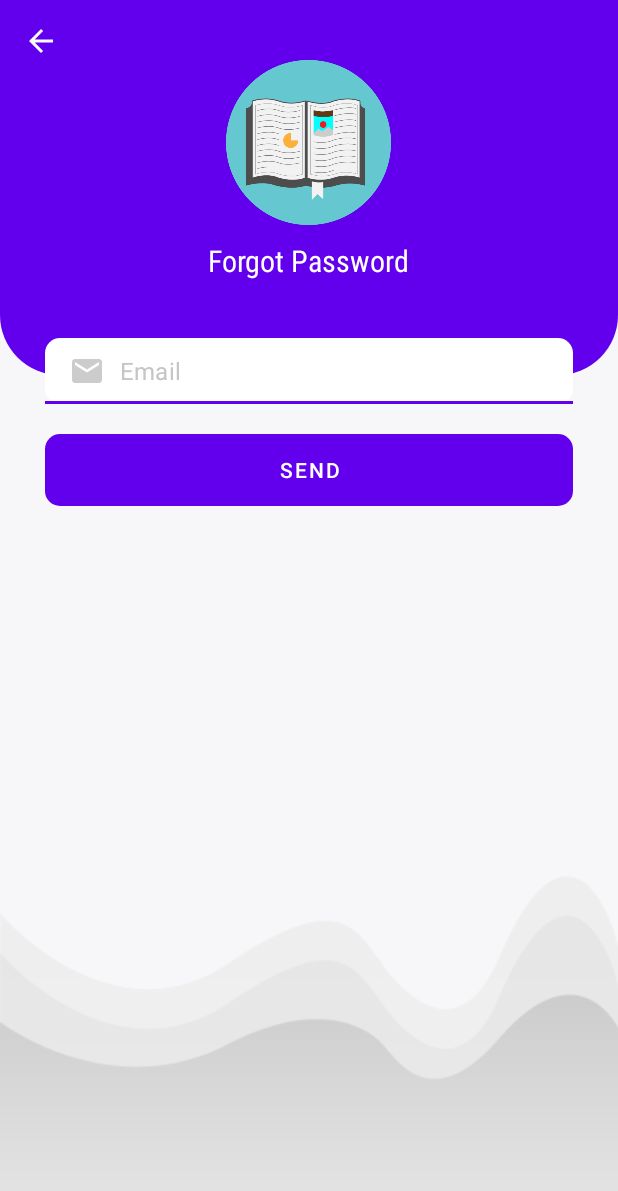
After one commit to ngoctoan99/book-app, an Android app: the ForgotPassword screen opened directly, with no data from a screen before it, on a phone screen of 412 x 824 dp. The commit adds this screen. Shown: the top 1191 px of the screen. Run offline under Robolectric (Android 15) with nearby library versions, the phone set to English and light mode, and no system bars; our stand-ins replace Firebase (no records; nobody signed in at launch, a user with empty details on screens opened directly).

Commit message:
fix bug add ForgotPassword.kt

```diff
--- a/app/src/main/AndroidManifest.xml
+++ b/app/src/main/AndroidManifest.xml
@@ -5,7 +5,7 @@
 
     <uses-permission android:name="android.permission.INTERNET" />
     <uses-permission android:name="android.permission.WRITE_EXTERNAL_STORAGE" />
-    <uses-permission android:name="android.permission.CAMERA"/>
+    <uses-permission android:name="android.permission.CAMERA" />
 
     <application
         android:name=".MyApplication"
@@ -18,6 +18,9 @@
         android:supportsRtl="true"
         android:theme="@style/Theme.MaterialComponents.Light.NoActionBar"
         tools:targetApi="31">
+        <activity
+            android:name=".activity.ForgotPassword"
+            android:exported="false" />
         <activity
             android:name=".activity.ProfileEditActivity"
             android:exported="false" />
--- a/app/src/main/java/com/sanghm2/bookapp/activity/DashboardUserActivity.kt
+++ b/app/src/main/java/com/sanghm2/bookapp/activity/DashboardUserActivity.kt
@@ -40,6 +40,9 @@ class DashboardUserActivity : AppCompatActivity() {
         }
         binding.profileBtn.setOnClickListener {
             startActivity(Intent(this , ProfileActivity::class.java))
+        }
+        binding.backBtn.setOnClickListener {
+            onBackPressed()
         }
     }
     private fun setupWithViewPaperAdapter(viewpaper: ViewPager){
@@ -128,11 +131,13 @@ class DashboardUserActivity : AppCompatActivity() {
             binding.subtTitleTv.text = "Not Logged In"
             binding.logoutBtn.visibility = View.GONE
             binding.profileBtn.visibility = View.GONE
+            binding.backBtn.visibility = View.VISIBLE
         }else {
             val email  = firebaseUser.email
             binding.subtTitleTv.text = email
             binding.logoutBtn.visibility = View.VISIBLE
             binding.profileBtn.visibility = View.VISIBLE
+            binding.backBtn.visibility = View.GONE
         }
     }
 }
--- /dev/null
+++ b/app/src/main/java/com/sanghm2/bookapp/activity/ForgotPassword.kt
@@ -0,0 +1,58 @@
+package com.sanghm2.bookapp.activity
+
+import android.app.ProgressDialog
+import androidx.appcompat.app.AppCompatActivity
+import android.os.Bundle
+import android.util.Patterns
+import android.widget.ProgressBar
+import android.widget.Toast
+import com.google.firebase.auth.FirebaseAuth
+import com.sanghm2.bookapp.R
+import com.sanghm2.bookapp.databinding.ActivityForgotPasswordBinding
+import java.util.regex.Pattern
+
+class ForgotPassword : AppCompatActivity() {
+    private lateinit var binding : ActivityForgotPasswordBinding
+    private lateinit var firebaseAuth : FirebaseAuth
+    private lateinit var progressDialog : ProgressDialog
+    override fun onCreate(savedInstanceState: Bundle?) {
+        super.onCreate(savedInstanceState)
+        binding = ActivityForgotPasswordBinding.inflate(layoutInflater)
+        setContentView(binding.root)
+        firebaseAuth = FirebaseAuth.getInstance()
+
+        progressDialog = ProgressDialog(this)
+        progressDialog.setTitle("Please wait")
+        progressDialog.setCanceledOnTouchOutside(false)
+
+        binding.sendBtn.setOnClickListener {
+            validateData()
+        }
+        binding.backBtn.setOnClickListener {
+            onBackPressed()
+        }
+    }
+    private var email = ""
+    private fun validateData() {
+        email = binding.emailEt.text.toString().trim()
+        if(email.isEmpty()){
+            Toast.makeText(this , "Enter Email", Toast.LENGTH_SHORT).show()
+        }
+        else if(!Patterns.EMAIL_ADDRESS.matcher(email).matches()){
+            Toast.makeText(this,"Invalidate Email",Toast.LENGTH_SHORT).show()
+        }else {
+            recoverPassword()
+        }
+    }
+    private fun recoverPassword() {
+        progressDialog.setMessage("Sending reset password to $email")
+        progressDialog.show()
+        firebaseAuth.sendPasswordResetEmail(email).addOnSuccessListener {
+            progressDialog.dismiss()
+            Toast.makeText(this, "Successfully recover password due to $email",Toast.LENGTH_SHORT).show()
+        }.addOnFailureListener {
+            progressDialog.dismiss()
+            Toast.makeText(this, "Failed recover password due to ${it.message}",Toast.LENGTH_SHORT).show()
+        }
+    }
+}
--- a/app/src/main/java/com/sanghm2/bookapp/activity/ProfileActivity.kt
+++ b/app/src/main/java/com/sanghm2/bookapp/activity/ProfileActivity.kt
@@ -20,7 +20,7 @@ class ProfileActivity : AppCompatActivity() {
     private lateinit var binding : ActivityProfileBinding
     private lateinit var firebaseAuth : FirebaseAuth
     private lateinit var bookArrayList: ArrayList<ModelPdf>
-    private lateinit var adapterFavorite :AdapterBookFavorite
+    private lateinit var adapterFavorite : AdapterBookFavorite
     override fun onCreate(savedInstanceState: Bundle?) {
         super.onCreate(savedInstanceState)
         binding = ActivityProfileBinding.inflate(layoutInflater)
@@ -33,6 +33,7 @@ class ProfileActivity : AppCompatActivity() {
         }
         binding.editBtn.setOnClickListener {
             startActivity(Intent(this, ProfileEditActivity::class.java))
+            finish()
         }
     }
 
@@ -76,8 +77,8 @@ class ProfileActivity : AppCompatActivity() {
                     modelPdf.id  =bookId
                     bookArrayList.add(modelPdf)
                 }
+                binding.favoriteBookTv.text = "${bookArrayList.size}"
                 adapterFavorite = AdapterBookFavorite(this@ProfileActivity,bookArrayList)
-                binding.favoriteBookTv.text = "${bookArrayList.size}"
                 binding.favoriteBookRv.adapter = adapterFavorite
             }
 
--- a/app/src/main/java/com/sanghm2/bookapp/activity/ProfileEditActivity.kt
+++ b/app/src/main/java/com/sanghm2/bookapp/activity/ProfileEditActivity.kt
@@ -61,7 +61,8 @@ class ProfileEditActivity : AppCompatActivity() {
             validateData()
         }
         binding.backBtn.setOnClickListener {
-            onBackPressed()
+            startActivity(Intent(this@ProfileEditActivity, ProfileActivity::class.java))
+            finish()
         }
     }
     private var name = ""
@@ -181,6 +182,7 @@ class ProfileEditActivity : AppCompatActivity() {
     private val cameraActivitiResultLauncher = registerForActivityResult(
         ActivityResultContracts.StartActivityForResult()){result ->
             if(result.resultCode == Activity.RESULT_OK){
+                binding.profileIv.setImageURI(null)
                 binding.profileIv.setImageURI(imageUri)
             }else {
                 Toast.makeText(this, "Cancelled",Toast.LENGTH_SHORT).show()
--- a/app/src/main/java/com/sanghm2/bookapp/adapter/AdapterBookFavorite.kt
+++ b/app/src/main/java/com/sanghm2/bookapp/adapter/AdapterBookFavorite.kt
@@ -1,5 +1,6 @@
 package com.sanghm2.bookapp.adapter
 
+import android.annotation.SuppressLint
 import android.content.Context
 import android.content.Intent
 import android.util.Log
@@ -16,7 +17,7 @@ import com.sanghm2.bookapp.activity.PdfDetailActivity
 import com.sanghm2.bookapp.databinding.RowBookFavoriteBinding
 import com.sanghm2.bookapp.model.ModelPdf
 
-class AdapterBookFavorite:RecyclerView.Adapter<AdapterBookFavorite.HolderPdfFavorite>{
+class AdapterBookFavorite : RecyclerView.Adapter<AdapterBookFavorite.HolderPdfFavorite>{
     private val context : Context
     private var bookArrayList : ArrayList<ModelPdf>
     private lateinit var binding : RowBookFavoriteBinding
@@ -55,7 +56,6 @@ class AdapterBookFavorite:RecyclerView.Adapter<AdapterBookFavorite.HolderPdfFavo
             MyApplication.removeFavorite(context,model.id)
         }
     }
-
     private fun loadBookDetails(model: ModelPdf, holder: AdapterBookFavorite.HolderPdfFavorite) {
         val bookId = model.id
         val ref = FirebaseDatabase.getInstance().getReference("Books")
@@ -94,7 +94,6 @@ class AdapterBookFavorite:RecyclerView.Adapter<AdapterBookFavorite.HolderPdfFavo
 
         })
     }
-
     override fun getItemCount(): Int {
         return bookArrayList.size
     }
--- a/app/src/main/java/com/sanghm2/bookapp/model/ModelPdf.kt
+++ b/app/src/main/java/com/sanghm2/bookapp/model/ModelPdf.kt
@@ -23,7 +23,7 @@ class ModelPdf {
         timestamp: Long,
         viewsCount: Long,
         downloadsCount: Long,
-        isFavorite: Boolean
+//        isFavorite: Boolean
     ) {
         this.uid = uid
         this.id = id
@@ -38,7 +38,7 @@ class ModelPdf {
     }
 
     override fun toString(): String {
-        return "ModelPdf(uid='$uid', id='$id', title='$title', description='$description', categoryId='$categoryId', url='$url', timestamp=$timestamp, viewsCount=$viewsCount, downloadsCount=$downloadsCount, isFavorite=$isFavorite)"
+        return "ModelPdf(uid='$uid', id='$id', title='$title', description='$description', categoryId='$categoryId', url='$url', timestamp=$timestamp, viewsCount=$viewsCount, downloadsCount=$downloadsCount)"
     }
 
 }
--- /dev/null
+++ b/app/src/main/res/layout/activity_forgot_password.xml
@@ -0,0 +1,89 @@
+<?xml version="1.0" encoding="utf-8"?>
+<RelativeLayout xmlns:android="http://schemas.android.com/apk/res/android"
+    xmlns:app="http://schemas.android.com/apk/res-auto"
+    xmlns:tools="http://schemas.android.com/tools"
+    android:layout_width="match_parent"
+    android:layout_height="match_parent"
+    android:background="@drawable/back01"
+    android:id="@+id/layoutLogin"
+    tools:context=".activity.LoginActivity">
+
+    <RelativeLayout
+        android:id="@+id/toolBar"
+        android:layout_width="match_parent"
+        android:layout_height="250dp"
+        android:background="@drawable/shape_toolbar01">
+        <ImageButton
+            android:id="@+id/backBtn"
+            android:layout_width="wrap_content"
+            android:layout_height="wrap_content"
+            android:src="@drawable/ic_back_white"
+            android:layout_margin="10dp"
+            android:padding="5dp"
+            android:background="@android:color/transparent"/>
+        <ImageView
+            android:id="@+id/iconIv"
+            android:layout_width="110dp"
+            android:layout_height="110dp"
+            android:layout_centerHorizontal="true"
+            android:layout_marginTop="40dp"
+            android:src="@drawable/logo1" />
+
+        <TextView
+            android:layout_width="wrap_content"
+            android:layout_height="wrap_content"
+            android:layout_below="@+id/iconIv"
+            android:layout_centerHorizontal="true"
+            android:layout_marginTop="10dp"
+            android:fontFamily="sans-serif-condensed"
+            android:text="Forgot Password"
+            android:textColor="@color/white"
+            android:textSize="20dp" />
+    </RelativeLayout>
+
+    <ScrollView
+        android:id="@+id/scrollView"
+        android:layout_width="match_parent"
+        android:layout_height="match_parent"
+        android:layout_marginStart="30dp"
+        android:layout_marginTop="225dp"
+        android:layout_marginEnd="30dp"
+        android:isScrollContainer="false"
+        android:windowSoftInputMode="adjustResize">
+
+        <RelativeLayout
+            android:layout_width="match_parent"
+            android:layout_height="wrap_content">
+
+            <com.google.android.material.textfield.TextInputLayout
+                android:id="@+id/emailTil"
+                android:layout_width="match_parent"
+                android:layout_height="wrap_content"
+                app:hintEnabled="false">
+
+                <EditText
+                    android:id="@+id/emailEt"
+                    android:layout_width="match_parent"
+                    android:layout_height="wrap_content"
+                    android:background="@drawable/shape_edittext01"
+                    android:drawableStart="@drawable/ic_email_gray"
+                    android:drawablePadding="10dp"
+                    android:hint="Email"
+                    android:inputType="textEmailAddress"
+                    android:padding="10dp"
+                    android:textColor="@color/black"
+                    android:textColorHint="@color/gray01" />
+            </com.google.android.material.textfield.TextInputLayout>
+
+            <Button
+                android:id="@+id/sendBtn"
+                android:layout_width="match_parent"
+                android:layout_height="wrap_content"
+                android:layout_below="@id/emailTil"
+                android:layout_marginTop="20dp"
+                android:background="@drawable/shape_button01"
+                android:text="Send"
+                android:textColor="@color/white" />
+        </RelativeLayout>
+    </ScrollView>
+</RelativeLayout>
--- a/app/src/main/res/layout/activity_pdf_detail.xml
+++ b/app/src/main/res/layout/activity_pdf_detail.xml
@@ -241,7 +241,7 @@
             android:layout_height="wrap_content"/>
         <Button
             android:id="@+id/addFavoriteBtn"
-            android:text= " + Favorite"
+            android:text= "Favorite"
             android:drawableTop="@drawable/ic_favorite_border_white"
             android:layout_weight="1"
             android:layout_width="0dp"
--- a/app/src/main/res/layout/row_book_favorite.xml
+++ b/app/src/main/res/layout/row_book_favorite.xml
@@ -3,7 +3,6 @@
     android:layout_width="match_parent"
     android:layout_height="140dp"
     xmlns:app="http://schemas.android.com/apk/res-auto"
-    android:background="@color/white"
     android:layout_marginBottom="5dp"
     app:cardCornerRadius="5dp"
     app:cardElevation="0dp"
```
Also changed, not shown: app/src/main/java/com/sanghm2/bookapp/activity/LoginActivity.kt (+31 -21 lines), app/src/main/java/com/sanghm2/bookapp/fragment/BookUserFragment.kt (+13 -3 lines), app/src/main/res/drawable/card_background.xml (added, +10 -0 lines), app/src/main/res/layout/activity_dashboard_user.xml (+11 -0 lines), app/src/main/res/layout/activity_profile.xml (+6 -3 lines).
